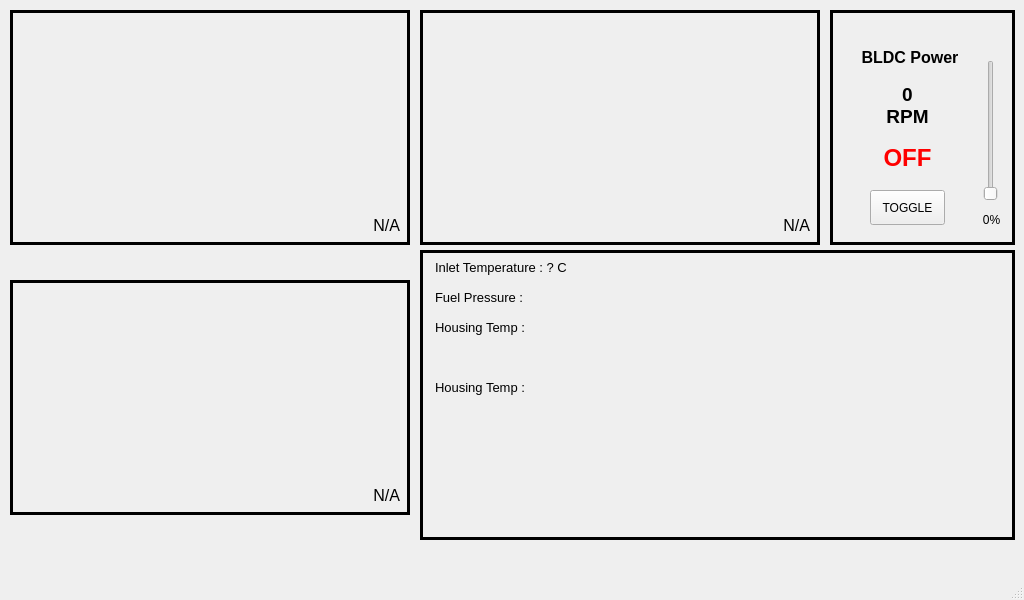
Old version of the form mainwindow.ui in the repository frontback333/TB3582_System.
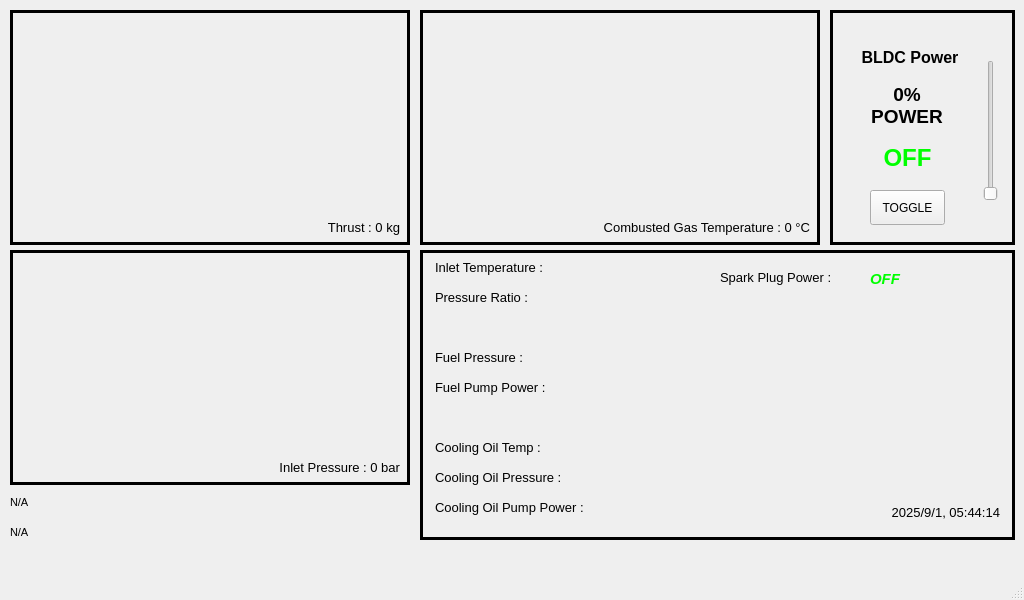
New version of the form.

The edit to the form file:
```diff
--- a/mainwindow.ui
+++ b/mainwindow.ui
@@ -38,10 +38,10 @@
     <widget class="QWidget" name="ThrustGraph" native="true">
      <property name="geometry">
       <rect>
-       <x>0</x>
-       <y>0</y>
-       <width>400</width>
-       <height>200</height>
+       <x>3</x>
+       <y>3</y>
+       <width>394</width>
+       <height>202</height>
       </rect>
      </property>
     </widget>
@@ -49,18 +49,18 @@
      <property name="geometry">
       <rect>
        <x>5</x>
-       <y>200</y>
+       <y>205</y>
        <width>385</width>
-       <height>30</height>
+       <height>25</height>
       </rect>
      </property>
      <property name="font">
       <font>
-       <pointsize>12</pointsize>
+       <pointsize>10</pointsize>
       </font>
      </property>
      <property name="text">
-      <string>N/A</string>
+      <string>Thrust : 0 kg</string>
      </property>
      <property name="alignment">
       <set>Qt::AlignmentFlag::AlignRight|Qt::AlignmentFlag::AlignTrailing|Qt::AlignmentFlag::AlignVCenter</set>
@@ -88,10 +88,10 @@
     <widget class="QWidget" name="CombustTempGraph" native="true">
      <property name="geometry">
       <rect>
-       <x>0</x>
-       <y>0</y>
-       <width>400</width>
-       <height>200</height>
+       <x>3</x>
+       <y>3</y>
+       <width>394</width>
+       <height>202</height>
       </rect>
      </property>
     </widget>
@@ -99,18 +99,18 @@
      <property name="geometry">
       <rect>
        <x>5</x>
-       <y>200</y>
+       <y>205</y>
        <width>385</width>
-       <height>30</height>
+       <height>25</height>
       </rect>
      </property>
      <property name="font">
       <font>
-       <pointsize>12</pointsize>
+       <pointsize>10</pointsize>
       </font>
      </property>
      <property name="text">
-      <string>N/A</string>
+      <string>Combusted Gas Temperature : 0 °C</string>
      </property>
      <property name="alignment">
       <set>Qt::AlignmentFlag::AlignRight|Qt::AlignmentFlag::AlignTrailing|Qt::AlignmentFlag::AlignVCenter</set>
@@ -186,8 +186,8 @@
         <colorrole role="WindowText">
          <brush brushstyle="SolidPattern">
           <color alpha="255">
-           <red>255</red>
-           <green>0</green>
+           <red>0</red>
+           <green>255</green>
            <blue>0</blue>
           </color>
          </brush>
@@ -197,8 +197,8 @@
         <colorrole role="WindowText">
          <brush brushstyle="SolidPattern">
           <color alpha="255">
-           <red>255</red>
-           <green>0</green>
+           <red>0</red>
+           <green>255</green>
            <blue>0</blue>
           </color>
          </brush>
@@ -240,25 +240,9 @@
     <widget class="QLabel" name="BLDC_Speed_Label">
      <property name="geometry">
       <rect>
-       <x>130</x>
-       <y>200</y>
-       <width>63</width>
-       <height>20</height>
-      </rect>
-     </property>
-     <property name="text">
-      <string>0%</string>
-     </property>
-     <property name="alignment">
-      <set>Qt::AlignmentFlag::AlignCenter</set>
-     </property>
-    </widget>
-    <widget class="QLabel" name="BLDC_RPM">
-     <property name="geometry">
-      <rect>
-       <x>40</x>
+       <x>27</x>
        <y>60</y>
-       <width>75</width>
+       <width>100</width>
        <height>71</height>
       </rect>
      </property>
@@ -297,8 +281,8 @@
       </font>
      </property>
      <property name="text">
-      <string>0
-RPM</string>
+      <string>0%
+POWER</string>
      </property>
      <property name="alignment">
       <set>Qt::AlignmentFlag::AlignCenter</set>
@@ -309,7 +293,7 @@
     <property name="geometry">
      <rect>
       <x>10</x>
-      <y>280</y>
+      <y>250</y>
       <width>400</width>
       <height>235</height>
      </rect>
@@ -326,10 +310,10 @@
     <widget class="QWidget" name="CompPressureGraph" native="true">
      <property name="geometry">
       <rect>
-       <x>0</x>
-       <y>0</y>
-       <width>400</width>
-       <height>200</height>
+       <x>3</x>
+       <y>3</y>
+       <width>394</width>
+       <height>202</height>
       </rect>
      </property>
     </widget>
@@ -337,18 +321,18 @@
      <property name="geometry">
       <rect>
        <x>5</x>
-       <y>200</y>
+       <y>205</y>
        <width>385</width>
-       <height>30</height>
+       <height>25</height>
       </rect>
      </property>
      <property name="font">
       <font>
-       <pointsize>12</pointsize>
+       <pointsize>10</pointsize>
       </font>
      </property>
      <property name="text">
-      <string>N/A</string>
+      <string>Inlet Pressure : 0 bar</string>
      </property>
      <property name="alignment">
       <set>Qt::AlignmentFlag::AlignRight|Qt::AlignmentFlag::AlignTrailing|Qt::AlignmentFlag::AlignVCenter</set>
@@ -388,7 +372,7 @@
       </font>
      </property>
      <property name="text">
-      <string>Inlet Temperature : ? C</string>
+      <string>Inlet Temperature :</string>
      </property>
      <property name="alignment">
       <set>Qt::AlignmentFlag::AlignLeading|Qt::AlignmentFlag::AlignLeft|Qt::AlignmentFlag::AlignTop</set>
@@ -398,7 +382,7 @@
      <property name="geometry">
       <rect>
        <x>15</x>
-       <y>40</y>
+       <y>100</y>
        <width>250</width>
        <height>25</height>
       </rect>
@@ -419,7 +403,7 @@
      <property name="geometry">
       <rect>
        <x>15</x>
-       <y>70</y>
+       <y>40</y>
        <width>250</width>
        <height>25</height>
       </rect>
@@ -430,13 +414,55 @@
       </font>
      </property>
      <property name="text">
-      <string>Housing Temp : </string>
+      <string>Pressure Ratio : </string>
      </property>
      <property name="alignment">
       <set>Qt::AlignmentFlag::AlignLeading|Qt::AlignmentFlag::AlignLeft|Qt::AlignmentFlag::AlignTop</set>
      </property>
     </widget>
-    <widget class="QLabel" name="label_7">
+    <widget class="QLabel" name="CoolantTempV">
+     <property name="geometry">
+      <rect>
+       <x>15</x>
+       <y>190</y>
+       <width>250</width>
+       <height>25</height>
+      </rect>
+     </property>
+     <property name="font">
+      <font>
+       <pointsize>10</pointsize>
+      </font>
+     </property>
+     <property name="text">
+      <string>Cooling Oil Temp :</string>
+     </property>
+     <property name="alignment">
+      <set>Qt::AlignmentFlag::AlignLeading|Qt::AlignmentFlag::AlignLeft|Qt::AlignmentFlag::AlignTop</set>
+     </property>
+    </widget>
+    <widget class="QLabel" name="CoolantPressureV">
+     <property name="geometry">
+      <rect>
+       <x>15</x>
+       <y>220</y>
+       <width>250</width>
+       <height>25</height>
+      </rect>
+     </property>
+     <property name="font">
+      <font>
+       <pointsize>10</pointsize>
+      </font>
+     </property>
+     <property name="text">
+      <string>Cooling Oil Pressure : </string>
+     </property>
+     <property name="alignment">
+      <set>Qt::AlignmentFlag::AlignLeading|Qt::AlignmentFlag::AlignLeft|Qt::AlignmentFlag::AlignTop</set>
+     </property>
+    </widget>
+    <widget class="QLabel" name="FuelPumpPowerV">
      <property name="geometry">
       <rect>
        <x>15</x>
@@ -451,12 +477,167 @@
       </font>
      </property>
      <property name="text">
-      <string>Housing Temp : </string>
+      <string>Fuel Pump Power :</string>
      </property>
      <property name="alignment">
       <set>Qt::AlignmentFlag::AlignLeading|Qt::AlignmentFlag::AlignLeft|Qt::AlignmentFlag::AlignTop</set>
      </property>
     </widget>
+    <widget class="QLabel" name="CoolantPumpPowerV">
+     <property name="geometry">
+      <rect>
+       <x>15</x>
+       <y>250</y>
+       <width>250</width>
+       <height>25</height>
+      </rect>
+     </property>
+     <property name="font">
+      <font>
+       <pointsize>10</pointsize>
+      </font>
+     </property>
+     <property name="text">
+      <string>Cooling Oil Pump Power : </string>
+     </property>
+     <property name="alignment">
+      <set>Qt::AlignmentFlag::AlignLeading|Qt::AlignmentFlag::AlignLeft|Qt::AlignmentFlag::AlignTop</set>
+     </property>
+    </widget>
+    <widget class="QLabel" name="SparkPlugLabel">
+     <property name="geometry">
+      <rect>
+       <x>300</x>
+       <y>20</y>
+       <width>140</width>
+       <height>25</height>
+      </rect>
+     </property>
+     <property name="font">
+      <font>
+       <pointsize>10</pointsize>
+      </font>
+     </property>
+     <property name="text">
+      <string>Spark Plug Power :</string>
+     </property>
+     <property name="alignment">
+      <set>Qt::AlignmentFlag::AlignLeading|Qt::AlignmentFlag::AlignLeft|Qt::AlignmentFlag::AlignTop</set>
+     </property>
+    </widget>
+    <widget class="QLabel" name="SparkPlugPower">
+     <property name="geometry">
+      <rect>
+       <x>450</x>
+       <y>20</y>
+       <width>50</width>
+       <height>25</height>
+      </rect>
+     </property>
+     <property name="palette">
+      <palette>
+       <active>
+        <colorrole role="WindowText">
+         <brush brushstyle="SolidPattern">
+          <color alpha="255">
+           <red>0</red>
+           <green>255</green>
+           <blue>0</blue>
+          </color>
+         </brush>
+        </colorrole>
+       </active>
+       <inactive>
+        <colorrole role="WindowText">
+         <brush brushstyle="SolidPattern">
+          <color alpha="255">
+           <red>0</red>
+           <green>255</green>
+           <blue>0</blue>
+          </color>
+         </brush>
+        </colorrole>
+       </inactive>
+       <disabled/>
+      </palette>
+     </property>
+     <property name="font">
+      <font>
+       <pointsize>11</pointsize>
+       <italic>true</italic>
+       <bold>true</bold>
+      </font>
+     </property>
+     <property name="text">
+      <string>OFF</string>
+     </property>
+     <property name="alignment">
+      <set>Qt::AlignmentFlag::AlignLeading|Qt::AlignmentFlag::AlignLeft|Qt::AlignmentFlag::AlignTop</set>
+     </property>
+    </widget>
+    <widget class="QLabel" name="DateTime">
+     <property name="geometry">
+      <rect>
+       <x>330</x>
+       <y>250</y>
+       <width>250</width>
+       <height>25</height>
+      </rect>
+     </property>
+     <property name="font">
+      <font>
+       <pointsize>10</pointsize>
+      </font>
+     </property>
+     <property name="text">
+      <string notr="true">2025/9/1, 05:44:14</string>
+     </property>
+     <property name="alignment">
+      <set>Qt::AlignmentFlag::AlignRight|Qt::AlignmentFlag::AlignTrailing|Qt::AlignmentFlag::AlignVCenter</set>
+     </property>
+    </widget>
+   </widget>
+   <widget class="QLabel" name="LatestLog">
+    <property name="geometry">
+     <rect>
+      <x>10</x>
+      <y>490</y>
+      <width>400</width>
+      <height>25</height>
+     </rect>
+    </property>
+    <property name="font">
+     <font>
+      <pointsize>8</pointsize>
+     </font>
+    </property>
+    <property name="text">
+     <string notr="true">N/A</string>
+    </property>
+    <property name="alignment">
+     <set>Qt::AlignmentFlag::AlignLeading|Qt::AlignmentFlag::AlignLeft|Qt::AlignmentFlag::AlignVCenter</set>
+    </property>
+   </widget>
+   <widget class="QLabel" name="OpenedFile">
+    <property name="geometry">
+     <rect>
+      <x>10</x>
+      <y>520</y>
+      <width>400</width>
+      <height>25</height>
+     </rect>
+    </property>
+    <property name="font">
+     <font>
+      <pointsize>8</pointsize>
+     </font>
+    </property>
+    <property name="text">
+     <string notr="true">N/A</string>
+    </property>
+    <property name="alignment">
+     <set>Qt::AlignmentFlag::AlignLeading|Qt::AlignmentFlag::AlignLeft|Qt::AlignmentFlag::AlignVCenter</set>
+    </property>
    </widget>
   </widget>
   <widget class="QMenuBar" name="menubar">
```
Left out of the diff: 20 changed lines with no effect on the pictures.
